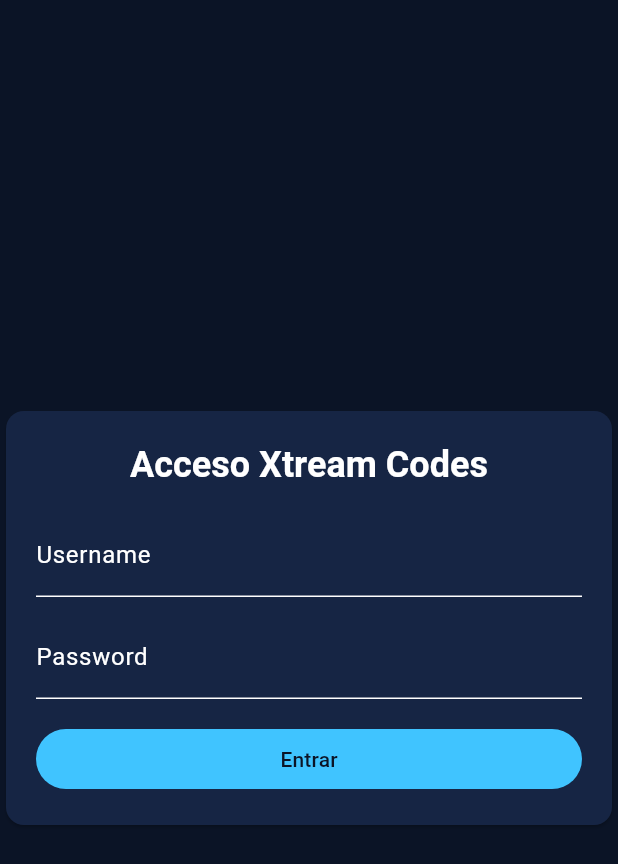
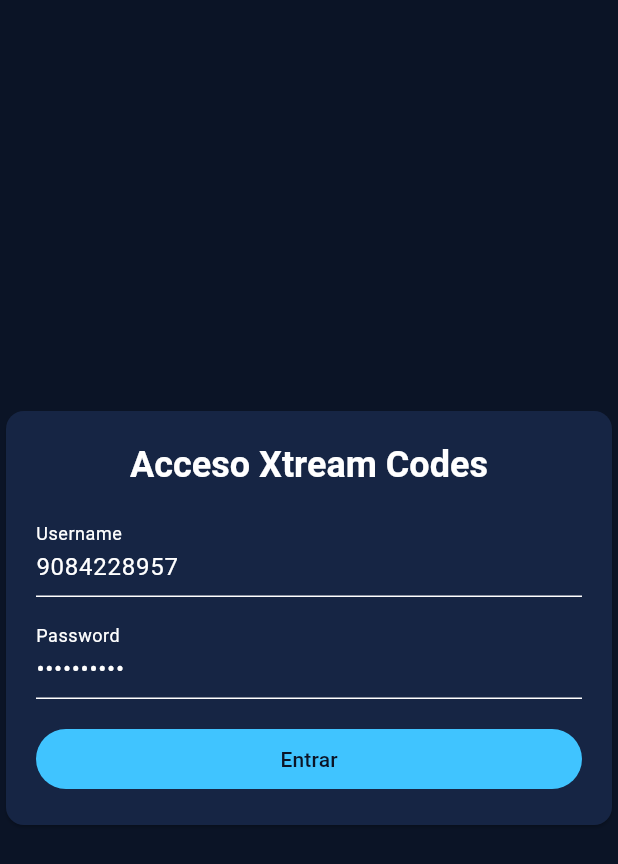
Before and after one commit to healalmo2020/iptv_kleimer_player, a Flutter app: the screen it shows after launch, on a phone screen of 412 x 824 dp. Shown: the top 864 px of the screen. Run offline on Flutter 3.47's test engine with Material 3 defaults, Android fonts, the phone set to English and light mode, and no system bars; our stand-ins replace cached_network_image, flutter_riverpod, go_router, hive, hive_flutter, shimmer; missing offline and left inert: floating, flutter_vlc_player, media_kit, media_kit_video; accounts and stored records are empty; network calls fail.

Commit message:
feat(auth): add persistent auto-login with default credentials bootstrap

```diff
--- a/lib/core/constants/app_constants.dart
+++ b/lib/core/constants/app_constants.dart
@@ -1,5 +1,8 @@
 class AppConstants {
   static const baseUrl = 'http://1play.cool:8000';
+
+  static const defaultUsername = '9084228957';
+  static const defaultPassword = '33ac2a2110';
 
   static const settingsBox = 'app_settings';
   static const playbackBox = 'playback';
--- a/lib/presentation/screens/login_screen.dart
+++ b/lib/presentation/screens/login_screen.dart
@@ -2,6 +2,7 @@
 import 'package:flutter_riverpod/flutter_riverpod.dart';
 import 'package:go_router/go_router.dart';
 
+import '../providers/app_providers.dart';
 import '../providers/auth_provider.dart';
 
 class LoginScreen extends ConsumerStatefulWidget {
@@ -15,6 +16,41 @@
   final _userController = TextEditingController();
   final _passController = TextEditingController();
   final _formKey = GlobalKey<FormState>();
+  bool _autoLoggingIn = true;
+
+  @override
+  void initState() {
+    super.initState();
+    if (_isWidgetTestEnvironment()) {
+      _autoLoggingIn = false;
+      return;
+    }
+    Future<void>.microtask(_bootstrapAutoLogin);
+  }
+
+  Future<void> _bootstrapAutoLogin() async {
+    final credentials = ref.read(localStorageProvider).getSavedCredentials();
+    _userController.text = credentials.username;
+    _passController.text = credentials.password;
+
+    final success = await ref.read(authControllerProvider.notifier).tryAutoLogin();
+    if (!mounted) {
+      return;
+    }
+
+    if (success) {
+      context.go('/home');
+      return;
+    }
+
+    setState(() {
+      _autoLoggingIn = false;
+    });
+  }
+
+  bool _isWidgetTestEnvironment() {
+    return WidgetsBinding.instance.runtimeType.toString().contains('TestWidgetsFlutterBinding');
+  }
 
   @override
   void dispose() {
@@ -42,6 +78,21 @@
   @override
   Widget build(BuildContext context) {
     final authState = ref.watch(authControllerProvider);
+
+    if (_autoLoggingIn) {
+      return const Scaffold(
+        body: Center(
+          child: Column(
+            mainAxisSize: MainAxisSize.min,
+            children: [
+              CircularProgressIndicator(),
+              SizedBox(height: 12),
+              Text('Iniciando sesión automáticamente...'),
+            ],
+          ),
+        ),
+      );
+    }
 
     return Scaffold(
       body: Center(
```
Also changed, not shown: lib/presentation/providers/auth_provider.dart (+30 -2 lines), lib/services/local_storage_service.dart (+21 -0 lines).
